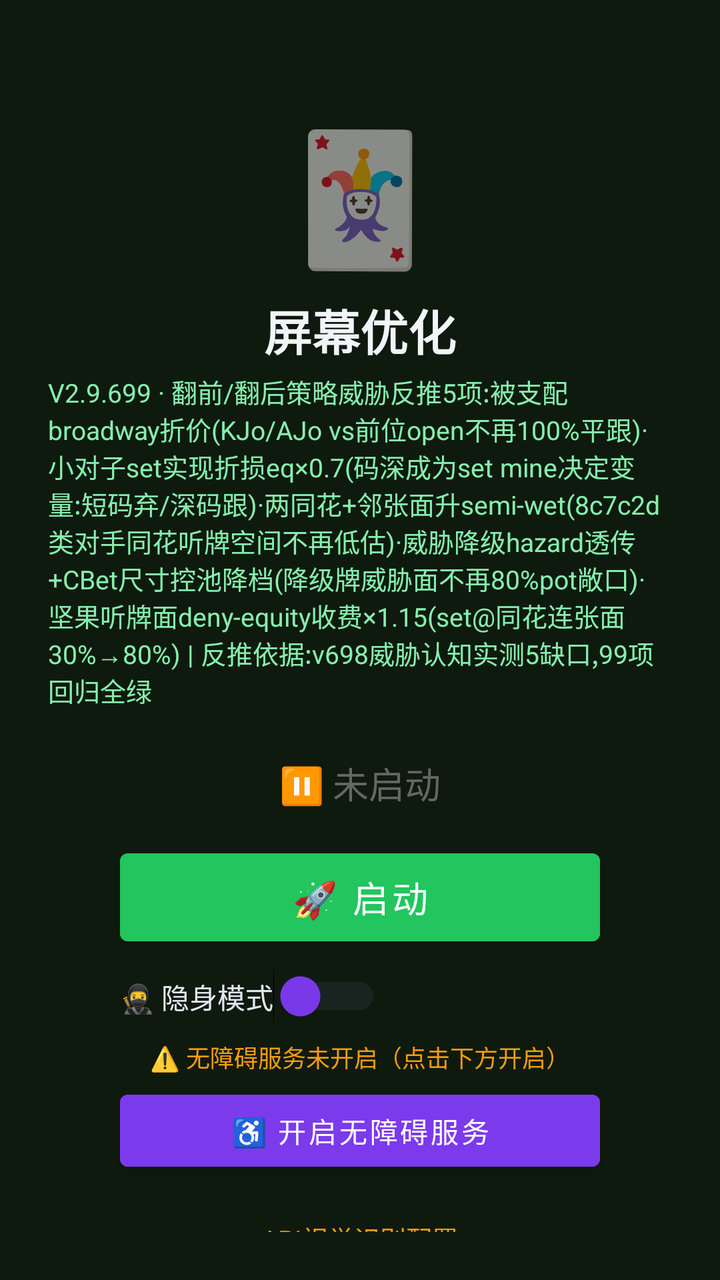
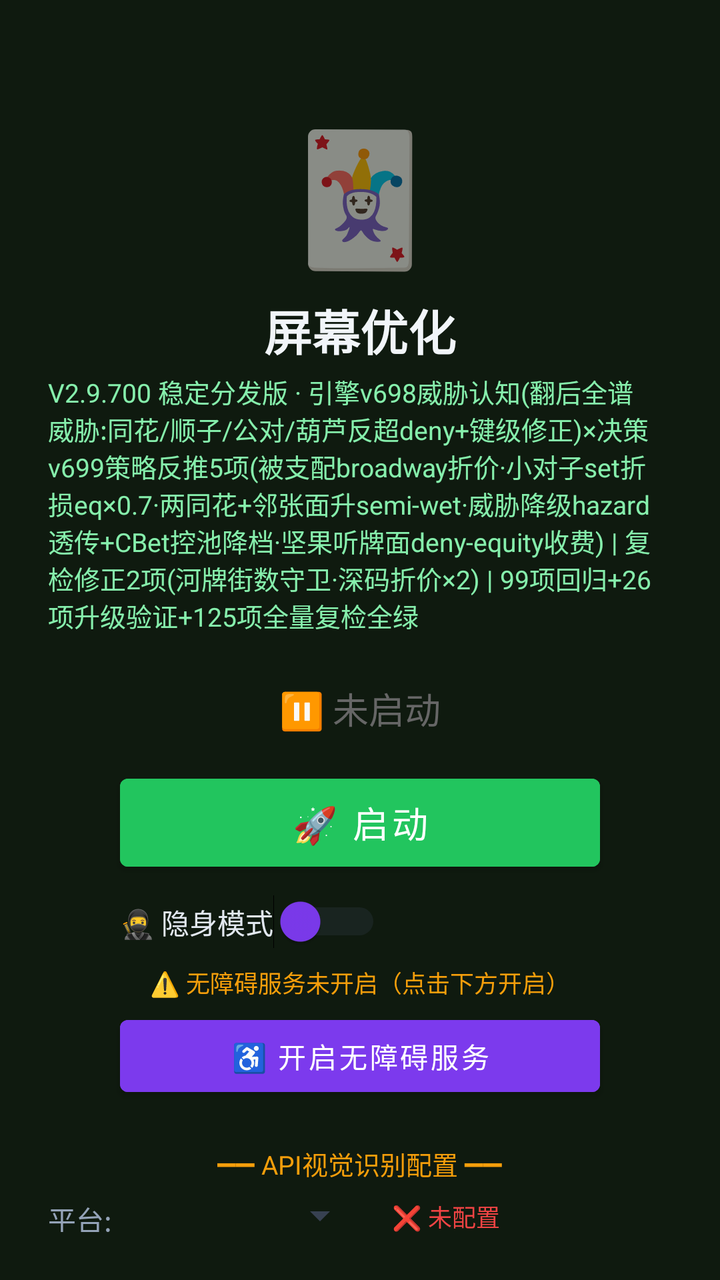

Screens rendered from an Android XML layout before and after an edit, with the pre-edit source and the edit as a unified diff.
<!-- AndroidManifest.xml: activity theme Theme.MjScreenshot -->
<!-- res/layout/activity_main.xml -->
<?xml version="1.0" encoding="utf-8"?>
<LinearLayout xmlns:android="http://schemas.android.com/apk/res/android"
    android:layout_width="match_parent"
    android:layout_height="match_parent"
    android:orientation="vertical"
    android:background="#0f1a0f"
    android:padding="24dp"
    android:gravity="center_horizontal">

    <TextView
        android:layout_width="wrap_content"
        android:layout_height="wrap_content"
        android:text="🃏"
        android:textSize="64sp"
        android:layout_marginTop="30dp" />

    <TextView
        android:layout_width="wrap_content"
        android:layout_height="wrap_content"
        android:text="屏幕优化"
        android:textSize="24sp"
        android:textColor="#f1f5f9"
        android:textStyle="bold"
        android:layout_marginTop="8dp" />

    <TextView
        android:layout_width="wrap_content"
        android:layout_height="wrap_content"
        android:text="V2.9.699 · 翻前/翻后策略威胁反推5项:被支配broadway折价(KJo/AJo vs前位open不再100%平跟)·小对子set实现折损eq×0.7(码深成为set mine决定变量:短码弃/深码跟)·两同花+邻张面升semi-wet(8c7c2d类对手同花听牌空间不再低估)·威胁降级hazard透传+CBet尺寸控池降档(降级牌威胁面不再80%pot敞口)·坚果听牌面deny-equity收费×1.15(set@同花连张面30%→80%) | 反推依据:v698威胁认知实测5缺口,99项回归全绿"
        android:textSize="13sp"
        android:textColor="#86efac"
        android:layout_marginTop="4dp" />

    <TextView
        android:id="@+id/tvStatus"
        android:layout_width="wrap_content"
        android:layout_height="wrap_content"
        android:text="⏸ 未启动"
        android:textSize="18sp"
        android:textColor="#666666"
        android:layout_marginTop="24dp" />

    <Button
        android:id="@+id/btnStart"
        android:layout_width="240dp"
        android:layout_height="56dp"
        android:text="🚀 启动"
        android:textSize="18sp"
        android:textColor="#ffffff"
        android:backgroundTint="#22c55e"
        android:layout_marginTop="16dp" />

    <Button
        android:id="@+id/btnHelper"
        android:layout_width="240dp"
        android:layout_height="56dp"
        android:text="🃏 打开智囊"
        android:textSize="16sp"
        android:textColor="#ffffff"
        android:backgroundTint="#16a34a"
        android:layout_marginTop="12dp"
        android:visibility="gone" />

    
    <LinearLayout
        android:layout_width="240dp"
        android:layout_height="wrap_content"
        android:orientation="horizontal"
        android:gravity="center_vertical"
        android:layout_marginTop="8dp">

        <Switch
            android:id="@+id/switchStealth"
            android:layout_width="wrap_content"
            android:layout_height="wrap_content"
            android:text="🥷 隐身模式"
            android:textColor="#e2e8f0"
            android:textSize="14sp"
            android:thumbTint="#7c3aed"
            android:trackTint="#374151" />
    </LinearLayout>

    <TextView
        android:id="@+id/tvAccessibilityStatus"
        android:layout_width="wrap_content"
        android:layout_height="wrap_content"
        android:text="⚠️ 无障碍服务未开启（点击下方开启）"
        android:textSize="12sp"
        android:textColor="#f59e0b"
        android:layout_marginTop="8dp"
        android:gravity="center" />

    <Button
        android:id="@+id/btnAccessibility"
        android:layout_width="240dp"
        android:layout_height="48dp"
        android:text="♿ 开启无障碍服务"
        android:textSize="14sp"
        android:textColor="#ffffff"
        android:backgroundTint="#7c3aed"
        android:layout_marginTop="4dp" />

    <TextView
        android:layout_width="wrap_content"
        android:layout_height="wrap_content"
        android:text="━━ API视觉识别配置 ━━"
        android:textSize="13sp"
        android:textColor="#f59e0b"
        android:layout_marginTop="20dp" />

    <LinearLayout
        android:layout_width="match_parent"
        android:layout_height="wrap_content"
        android:orientation="horizontal"
        android:layout_marginTop="8dp"
        android:gravity="center_vertical">

        <TextView
            android:layout_width="wrap_content"
            android:layout_height="wrap_content"
            android:text="平台:"
            android:textSize="14sp"
            android:textColor="#94a3b8" />

        <Spinner
            android:id="@+id/spinnerProvider"
            android:layout_width="120dp"
            android:layout_height="40dp"
            android:layout_marginStart="8dp"
            android:backgroundTint="#374151" />

        <TextView
            android:id="@+id/tvApiStatus"
            android:layout_width="wrap_content"
            android:layout_height="wrap_content"
            android:text="❌ 未配置"
            android:textSize="12sp"
            android:textColor="#ef4444"
            android:layout_marginStart="12dp" />
    </LinearLayout>

    <EditText
        android:id="@+id/etApiKey"
        android:layout_width="match_parent"
        android:layout_height="44dp"
        android:hint="输入API Key（如 sk-xxx）"
        android:textSize="14sp"
        android:textColor="#e2e8f0"
        android:textColorHint="#64748b"
        android:backgroundTint="#374151"
        android:inputType="textPassword"
        android:layout_marginTop="8dp"
        android:paddingStart="12dp"
        android:paddingEnd="12dp" />

    <Button
        android:id="@+id/btnSaveApi"
        android:layout_width="200dp"
        android:layout_height="44dp"
        android:text="💾 保存API配置"
        android:textSize="14sp"
        android:textColor="#ffffff"
        android:backgroundTint="#d97706"
        android:layout_marginTop="8dp" />

    <TextView
        android:id="@+id/tvHint"
        android:layout_width="wrap_content"
        android:layout_height="wrap_content"
        android:text="先点上方按钮启动截屏"
        android:textSize="13sp"
        android:textColor="#666666"
        android:layout_marginTop="12dp"
        android:gravity="center" />

    <TextView
        android:layout_width="wrap_content"
        android:layout_height="wrap_content"
        android:text="使用步骤：\n1. 配置API Key（支持OpenAI/通义千问VL/硅基流动）\n2. 点「开启无障碍服务」→ 开启\n3. 开启「🥷隐身模式」(反检测)\n4. 点「启动」→ 允许悬浮窗\n5. 打牌时点屏幕上的🎯悬浮球即可截屏识别\n★ 拖动悬浮球可移到不挡牌的位置 ★\n★ 长按悬浮球可展开/收起详细面板 ★\n★ 悬浮球边框颜色=建议：绿=加注 橙=跟注 红=弃牌 ★"
        android:textSize="12sp"
        android:textColor="#64748b"
        android:layout_marginTop="12dp"
        android:lineSpacingExtra="3dp" />

</LinearLayout>
<!-- resources referenced by this layout -->
<resources>
  <style name="Theme.MjScreenshot" parent="Theme.MaterialComponents.DayNight.DarkActionBar">
          <item name="colorPrimary">#1e40af</item>
          <item name="colorPrimaryVariant">#1e3a8a</item>
          <item name="colorOnPrimary">#ffffff</item>
          <item name="android:statusBarColor">#0f172a</item>
      </style>
</resources>

<!-- the commit's change to res/layout/activity_main.xml (unified diff, before → after) -->
@@ -26,7 +26,7 @@
     <TextView
         android:layout_width="wrap_content"
         android:layout_height="wrap_content"
-        android:text="V2.9.699 · 翻前/翻后策略威胁反推5项:被支配broadway折价(KJo/AJo vs前位open不再100%平跟)·小对子set实现折损eq×0.7(码深成为set mine决定变量:短码弃/深码跟)·两同花+邻张面升semi-wet(8c7c2d类对手同花听牌空间不再低估)·威胁降级hazard透传+CBet尺寸控池降档(降级牌威胁面不再80%pot敞口)·坚果听牌面deny-equity收费×1.15(set@同花连张面30%→80%) | 反推依据:v698威胁认知实测5缺口,99项回归全绿"
+        android:text="V2.9.700 稳定分发版 · 引擎v698威胁认知(翻后全谱威胁:同花/顺子/公对/葫芦反超deny+键级修正)×决策v699策略反推5项(被支配broadway折价·小对子set折损eq×0.7·两同花+邻张面升semi-wet·威胁降级hazard透传+CBet控池降档·坚果听牌面deny-equity收费) | 复检修正2项(河牌街数守卫·深码折价×2) | 99项回归+26项升级验证+125项全量复检全绿"
         android:textSize="13sp"
         android:textColor="#86efac"
         android:layout_marginTop="4dp" />
